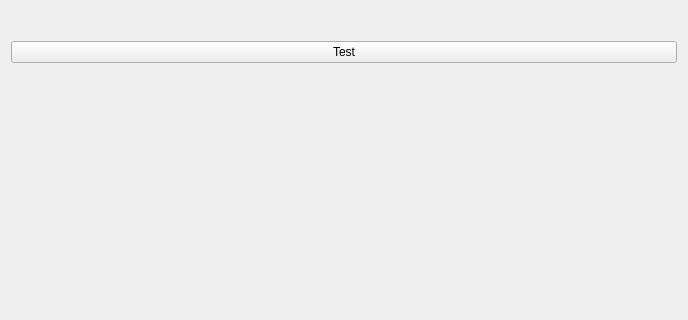
The window that FeetSegmentation/Resources/UI/qSlicerFeetSegmentationModuleWidget.ui (mt4sd/DiabeticFootExtension) describes before a commit, drawn with Qt 5; both pictures show x 0 to 688 and y 0 to 320 of the 688 by 615 pixel window.
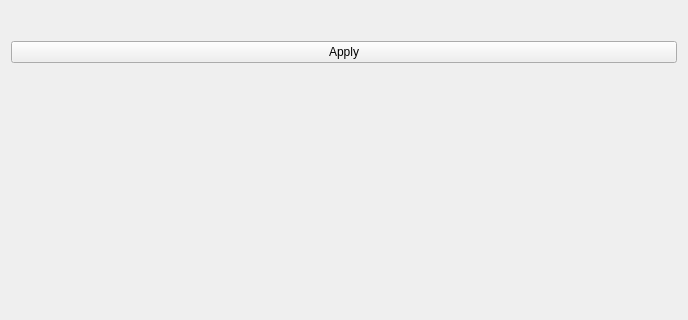
The same window after the commit. Custom widgets are drawn as their Qt base class.

```diff
--- a/FeetSegmentation/Resources/UI/qSlicerFeetSegmentationModuleWidget.ui
+++ b/FeetSegmentation/Resources/UI/qSlicerFeetSegmentationModuleWidget.ui
@@ -32,7 +32,7 @@
    <item>
     <widget class="QPushButton" name="testButton">
      <property name="text">
-      <string>Test</string>
+      <string>Apply</string>
      </property>
     </widget>
    </item>
```
Left out of the diff: 2 changed lines with no effect on the pictures.
